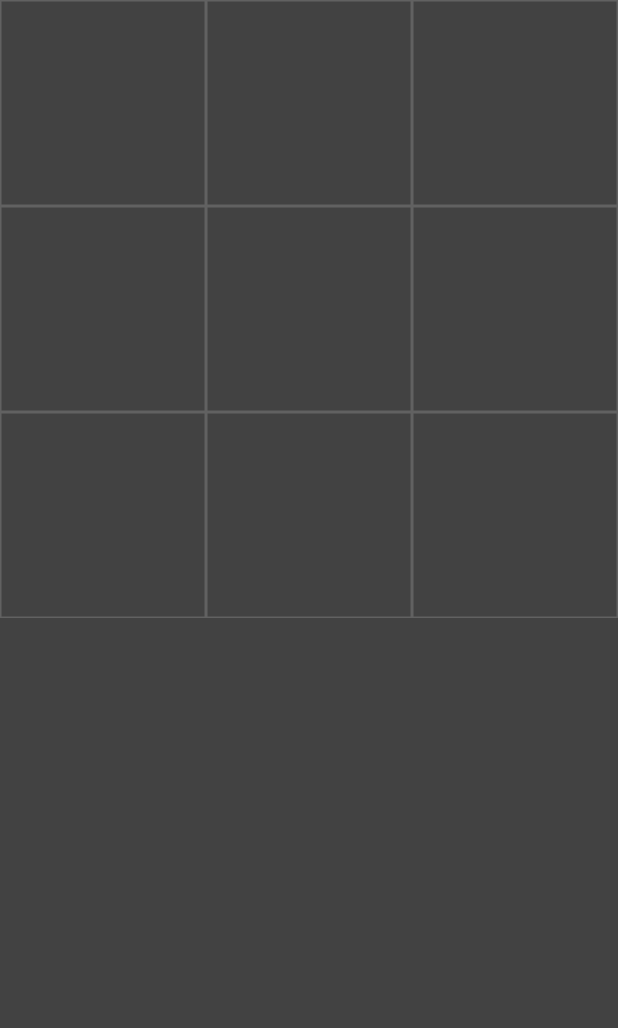
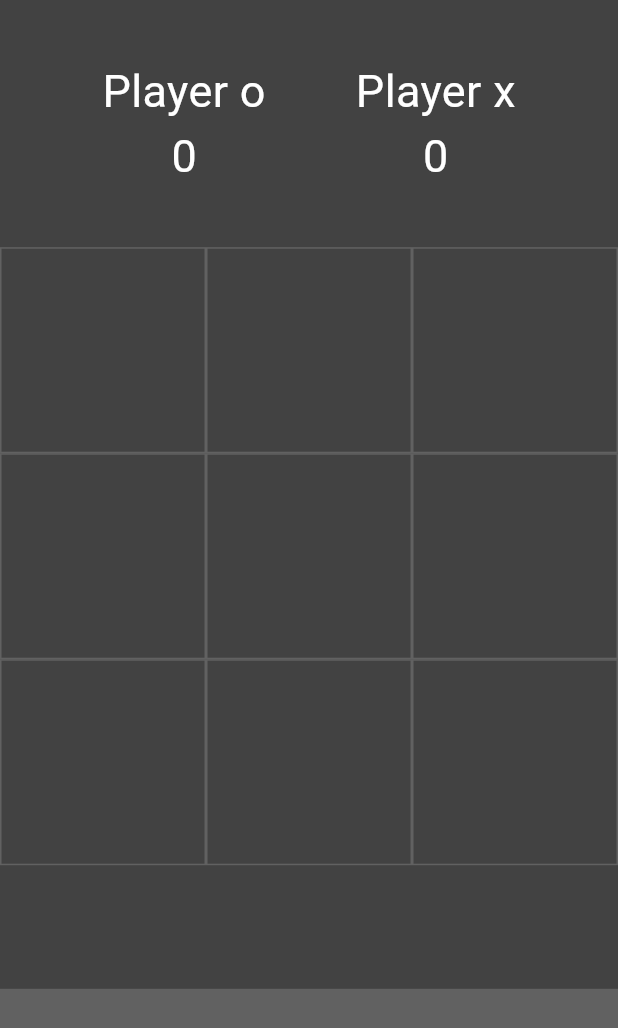
Before and after one commit to vohoangloc123/TicTacToe, a Flutter app: the screen it shows after launch, on a phone screen of 412 x 824 dp. Shown: the top 1028 px of the screen. Run offline on Flutter 3.47's test engine with Material 3 defaults, Android fonts, the phone set to English and light mode, and no system bars.

Commit message:
added scoreboard

```diff
--- a/lib/main.dart
+++ b/lib/main.dart
@@ -26,11 +26,46 @@ class HomePage extends StatefulWidget {
 class _HomePageState extends State<HomePage> {
   bool ohTurn = true;
   List<String> displayExOh = ['', '', '', '', '', '', '', '', ''];
+  var myTextStyle = TextStyle(color: Colors.white, fontSize: 30);
+  int ohScore = 0;
+  int exScore = 0;
+
   @override
   Widget build(BuildContext context) {
     return Scaffold(
       backgroundColor: Colors.grey[800],
-      body: GridView.builder(
+      body: Column(
+        children: <Widget>[
+          Expanded(
+            child: Row(
+              mainAxisAlignment: MainAxisAlignment.center,
+              children: <Widget>[
+                Padding(
+                  padding: const EdgeInsets.all(30.0),
+                  child: Column(
+                    mainAxisAlignment: MainAxisAlignment.center,
+                    children: [
+                      Text('Player o', style: myTextStyle),
+                      Text(ohScore.toString(), style: myTextStyle),
+                    ],
+                  ),
+                ),
+                Padding(
+                  padding: const EdgeInsets.all(30.0),
+                  child: Column(
+                    mainAxisAlignment: MainAxisAlignment.center,
+                    children: [
+                      Text('Player x', style: myTextStyle),
+                      Text(exScore.toString(), style: myTextStyle),
+                    ],
+                  ),
+                ),
+              ],
+            ),
+          ),
+          Expanded(
+            flex: 3,
+            child: GridView.builder(
               itemCount: 9,
               gridDelegate:
                   SliverGridDelegateWithFixedCrossAxisCount(crossAxisCount: 3),
@@ -40,8 +75,8 @@ class _HomePageState extends State<HomePage> {
                     _tapped(index);
                   },
                   child: Container(
-                decoration:
-                    BoxDecoration(border: Border.all(color: Colors.grey[700]!)),
+                    decoration: BoxDecoration(
+                        border: Border.all(color: Colors.grey[700]!)),
                     child: Center(
                       child: Text(
                         displayExOh[index],
@@ -50,15 +85,24 @@ class _HomePageState extends State<HomePage> {
                     ),
                   ),
                 );
-          }),
+              },
+            ),
+          ),
+          Expanded(
+            child: Container(
+              color: Colors.grey[700],
+            ),
+          ),
+        ],
+      ),
     );
   }
 
   void _tapped(int index) {
     setState(() {
-      if (ohTurn) {
+      if (ohTurn && displayExOh[index] == '') {
         displayExOh[index] = 'o';
-      } else {
+      } else if (!ohTurn && displayExOh[index] == '') {
         displayExOh[index] = 'x';
       }
       ohTurn = !ohTurn;
@@ -111,12 +155,37 @@ class _HomePageState extends State<HomePage> {
 
   void _showWinDialog(String winner) {
     showDialog(
+      barrierDismissible:
+          false, //Để đảm bảo hộp thoại không thể bị loại bỏ bằng cách chạm vào bên ngoài hộp thoại
       context: context,
       builder: (BuildContext context) {
         return AlertDialog(
-          title: Text('Winner: '+winner),
+          title: Text('Winner: ' + winner),
+          actions: <Widget>[
+            TextButton(
+              child: Text('Play Again!'),
+              onPressed: () {
+                _clearBoard();
+                Navigator.of(context).pop();
+              },
+            )
+          ],
         );
       },
     );
+    if (winner == 'o') {
+      ohScore += 1;
+    } else if (winner == 'x') {
+      exScore += 1;
+    }
+    _clearBoard();
+  }
+
+  void _clearBoard() {
+    setState(() {
+      for (int i = 0; i < 9; i++) {
+        displayExOh[i] = '';
+      }
+    });
   }
 }
```
Lines whose indentation alone changed are shown as unchanged.
